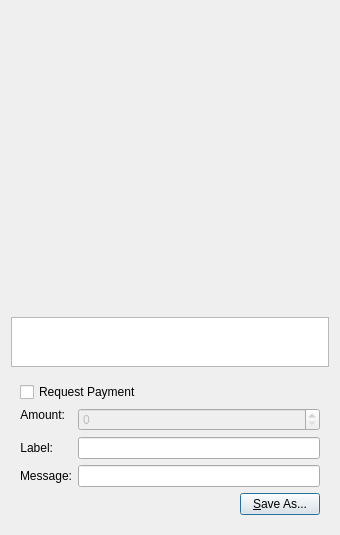
Above: src/qt/forms/qrcodedialog.ui from RedOakCoin/RedOakTestNet before the change. Below: the same form after it.
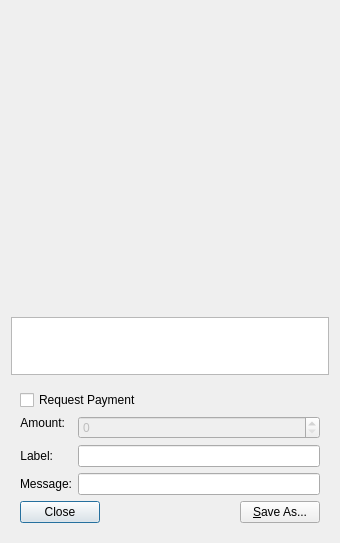
That is the form after the change. Custom widgets are drawn as their Qt base class.

What changed in the file:
```diff
--- a/src/qt/forms/qrcodedialog.ui
+++ b/src/qt/forms/qrcodedialog.ui
@@ -7,7 +7,7 @@
     <x>0</x>
     <y>0</y>
     <width>340</width>
-    <height>530</height>
+    <height>543</height>
    </rect>
   </property>
   <property name="windowTitle">
@@ -156,6 +156,13 @@
       </item>
       <item>
        <layout class="QHBoxLayout" name="horizontalLayout">
+        <item>
+         <widget class="QPushButton" name="btnClose">
+          <property name="text">
+           <string>Close</string>
+          </property>
+         </widget>
+        </item>
         <item>
          <spacer name="horizontalSpacer">
           <property name="orientation">
```
Left out of the diff: 24 changed lines with no effect on the pictures.
